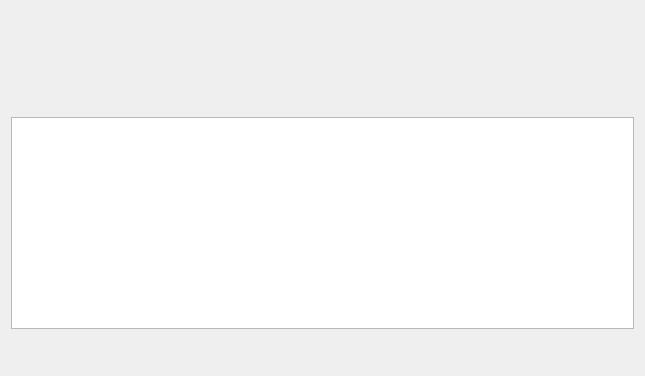
Above: src/uis/TabTransactions.ui from chmmou/olbaflinx before the change. Below: the same form after it.
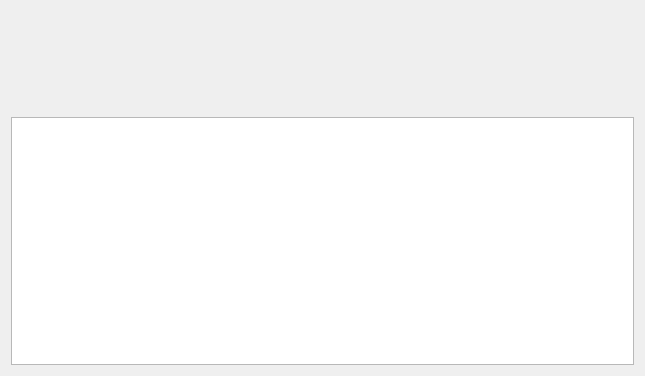
That is the form after the change. Icons and pictures are not drawn. Custom widgets are drawn as their Qt base class.

```diff
--- a/src/uis/TabTransactions.ui
+++ b/src/uis/TabTransactions.ui
@@ -37,228 +37,24 @@
     </widget>
    </item>
    <item>
-    <widget class="QTableView" name="tableViewTransactions">
-     <property name="showGrid">
+    <widget class="QTreeView" name="treeViewTransactions">
+     <property name="alternatingRowColors">
+      <bool>true</bool>
+     </property>
+     <property name="rootIsDecorated">
       <bool>false</bool>
      </property>
-     <attribute name="horizontalHeaderStretchLastSection">
+     <property name="sortingEnabled">
       <bool>true</bool>
-     </attribute>
-     <attribute name="verticalHeaderCascadingSectionResizes">
+     </property>
+     <attribute name="headerCascadingSectionResizes">
       <bool>true</bool>
      </attribute>
-     <attribute name="verticalHeaderDefaultSectionSize">
-      <number>21</number>
+     <attribute name="headerStretchLastSection">
+      <bool>true</bool>
      </attribute>
     </widget>
    </item>
-   <item>
-    <layout class="QHBoxLayout" name="horizontalLayoutButtons">
-     <item>
-      <widget class="QPushButton" name="pushButtonImportTransactions">
-       <property name="minimumSize">
-        <size>
-         <width>30</width>
-         <height>30</height>
-        </size>
-       </property>
-       <property name="maximumSize">
-        <size>
-         <width>30</width>
-         <height>30</height>
-        </size>
-       </property>
-       <property name="toolTip">
-        <string>Export transactions</string>
-       </property>
-       <property name="icon">
-        <iconset resource="../../res/olbaflinx.qrc">
-         <normaloff>:/general/export</normaloff>:/general/export</iconset>
-       </property>
-       <property name="iconSize">
-        <size>
-         <width>18</width>
-         <height>18</height>
-        </size>
-       </property>
-       <property name="flat">
-        <bool>true</bool>
-       </property>
-      </widget>
-     </item>
-     <item>
-      <spacer name="horizontalSpacerRight">
-       <property name="orientation">
-        <enum>Qt::Horizontal</enum>
-       </property>
-       <property name="sizeType">
-        <enum>QSizePolicy::Fixed</enum>
-       </property>
-       <property name="sizeHint" stdset="0">
-        <size>
-         <width>13</width>
-         <height>20</height>
-        </size>
-       </property>
-      </spacer>
-     </item>
-     <item>
-      <widget class="QPushButton" name="pushButtonExportTransactions">
-       <property name="minimumSize">
-        <size>
-         <width>30</width>
-         <height>30</height>
-        </size>
-       </property>
-       <property name="maximumSize">
-        <size>
-         <width>30</width>
-         <height>30</height>
-        </size>
-       </property>
-       <property name="toolTip">
-        <string>Import transactions</string>
-       </property>
-       <property name="icon">
-        <iconset resource="../../res/olbaflinx.qrc">
-         <normaloff>:/general/import</normaloff>:/general/import</iconset>
-       </property>
-       <property name="iconSize">
-        <size>
-         <width>18</width>
-         <height>18</height>
-        </size>
-       </property>
-       <property name="flat">
-        <bool>true</bool>
-       </property>
-      </widget>
-     </item>
-     <item>
-      <spacer name="horizontalSpacerButtons">
-       <property name="orientation">
-        <enum>Qt::Horizontal</enum>
-       </property>
-       <property name="sizeHint" stdset="0">
-        <size>
-         <width>40</width>
-         <height>20</height>
-        </size>
-       </property>
-      </spacer>
-     </item>
-     <item>
-      <widget class="QPushButton" name="pushButtonAddTransaction">
-       <property name="minimumSize">
-        <size>
-         <width>30</width>
-         <height>30</height>
-        </size>
-       </property>
-       <property name="maximumSize">
-        <size>
-         <width>30</width>
-         <height>30</height>
-        </size>
-       </property>
-       <property name="icon">
-        <iconset resource="../../res/olbaflinx.qrc">
-         <normaloff>:/general/add</normaloff>:/general/add</iconset>
-       </property>
-       <property name="flat">
-        <bool>true</bool>
-       </property>
-      </widget>
-     </item>
-     <item>
-      <spacer name="horizontalSpacerLeft2">
-       <property name="orientation">
-        <enum>Qt::Horizontal</enum>
-       </property>
-       <property name="sizeType">
-        <enum>QSizePolicy::Fixed</enum>
-       </property>
-       <property name="sizeHint" stdset="0">
-        <size>
-         <width>13</width>
-         <height>20</height>
-        </size>
-       </property>
-      </spacer>
-     </item>
-     <item>
-      <widget class="QPushButton" name="pushButtonRefreshTransactions">
-       <property name="minimumSize">
-        <size>
-         <width>30</width>
-         <height>30</height>
-        </size>
-       </property>
-       <property name="maximumSize">
-        <size>
-         <width>30</width>
-         <height>30</height>
-        </size>
-       </property>
-       <property name="icon">
-        <iconset resource="../../res/olbaflinx.qrc">
-         <normaloff>:/general/refresh</normaloff>:/general/refresh</iconset>
-       </property>
-       <property name="iconSize">
-        <size>
-         <width>18</width>
-         <height>18</height>
-        </size>
-       </property>
-       <property name="flat">
-        <bool>true</bool>
-       </property>
-      </widget>
-     </item>
-     <item>
-      <spacer name="horizontalSpacerLeft1">
-       <property name="orientation">
-        <enum>Qt::Horizontal</enum>
-       </property>
-       <property name="sizeType">
-        <enum>QSizePolicy::Fixed</enum>
-       </property>
-       <property name="sizeHint" stdset="0">
-        <size>
-         <width>13</width>
-         <height>20</height>
-        </size>
-       </property>
-      </spacer>
-     </item>
-     <item>
-      <widget class="QPushButton" name="pushButtonResetFilter">
-       <property name="minimumSize">
-        <size>
-         <width>30</width>
-         <height>30</height>
-        </size>
-       </property>
-       <property name="maximumSize">
-        <size>
-         <width>30</width>
-         <height>30</height>
-        </size>
-       </property>
-       <property name="toolTip">
-        <string>Filter reset</string>
-       </property>
-       <property name="icon">
-        <iconset resource="../../res/olbaflinx.qrc">
-         <normaloff>:/general/undo</normaloff>:/general/undo</iconset>
-       </property>
-       <property name="flat">
-        <bool>true</bool>
-       </property>
-      </widget>
-     </item>
-    </layout>
-   </item>
   </layout>
  </widget>
  <customwidgets>
```
Left out of the diff: 2 changed lines with no effect on the pictures.
